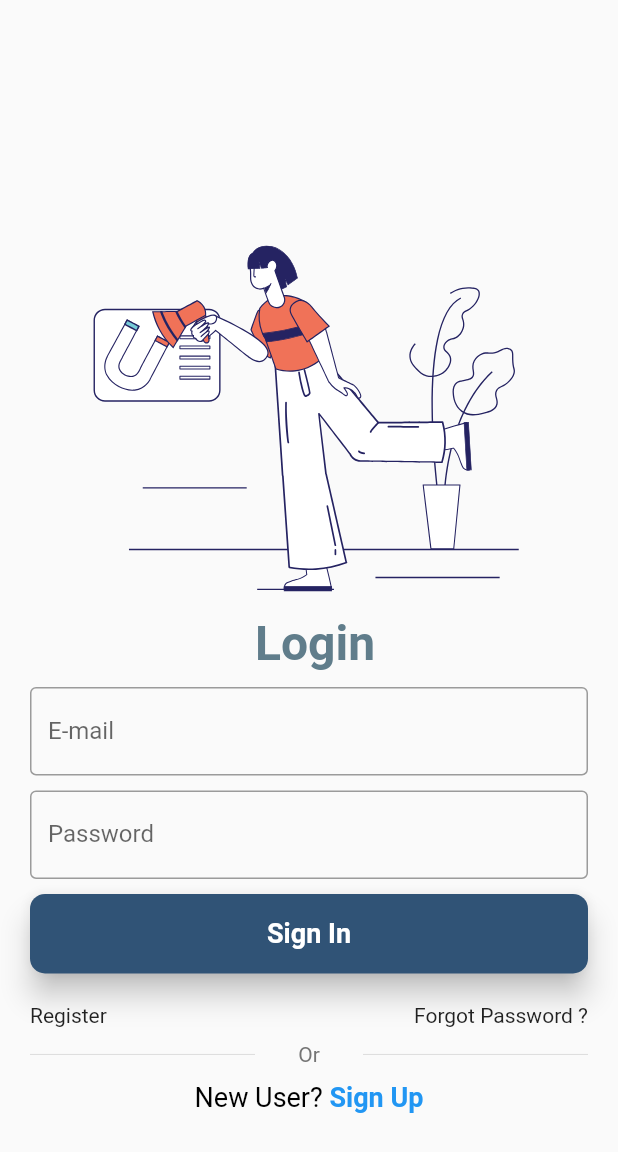
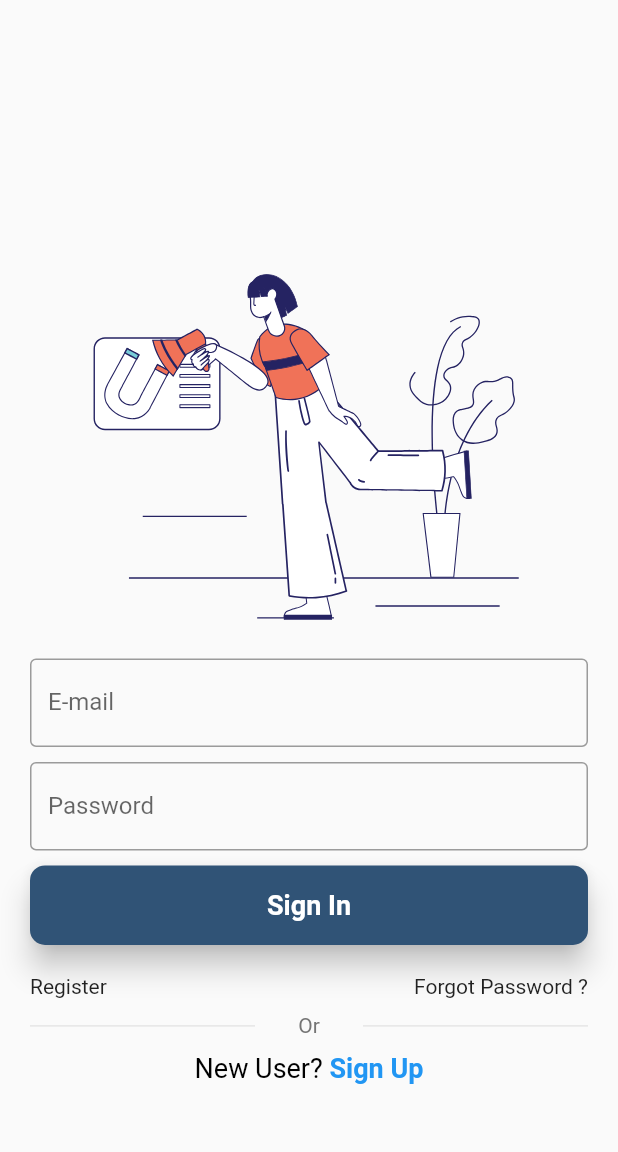
Before and after one commit to premnadhbr/app, a Flutter app: the screen it shows after launch, on a phone screen of 412 x 824 dp. Shown: the top 1152 px of the screen. Run offline on Flutter 3.47's test engine with Material 2 defaults, Android fonts, the phone set to English and light mode, and no system bars; our stand-ins replace bloc, firebase_auth, firebase_core, flutter_bloc, flutter_image_compress, flutter_slidable and 6 more; accounts and stored records are empty.

Commit message:
changes in login

```diff
--- a/lib/view/login/login.dart
+++ b/lib/view/login/login.dart
@@ -31,14 +31,6 @@ class _LoginFormState extends State<LoginForm> {
                   crossAxisAlignment: CrossAxisAlignment.center,
                   children: [
                     Lottie.asset('assets/svg/Animation - 1689407515577.json'),
-                    const Text(
-                      ' Login',
-                      style: TextStyle(
-                        color: Colors.blueGrey,
-                        fontSize: 32,
-                        fontWeight: FontWeight.w700,
-                      ),
-                    ),
                     const SizedBox(height: 10),
                     TextFormField(
                       controller: emailEditingController,
```
